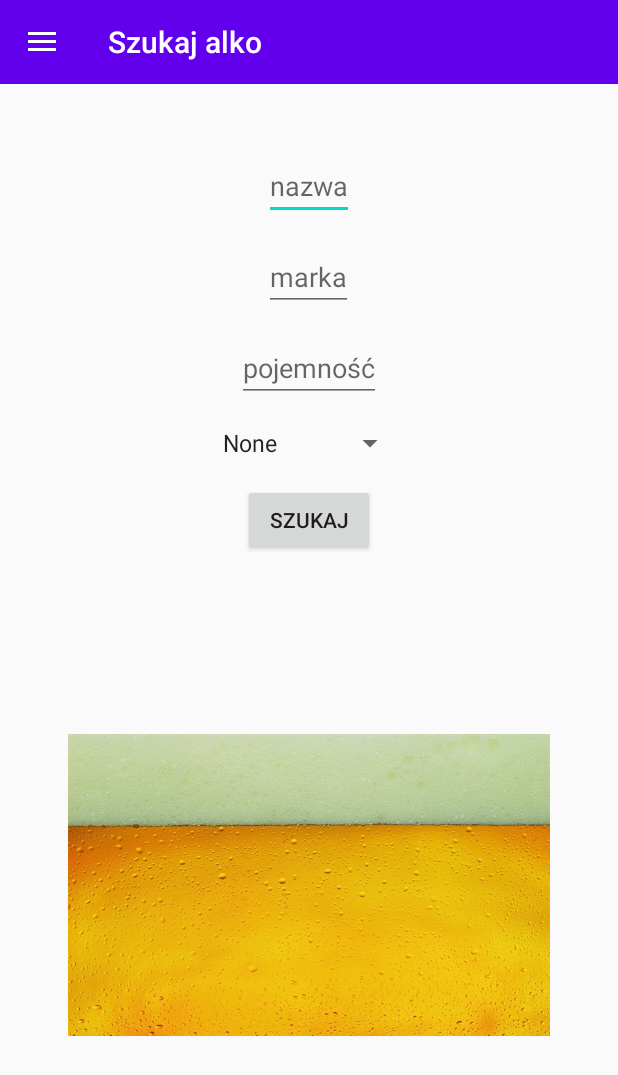
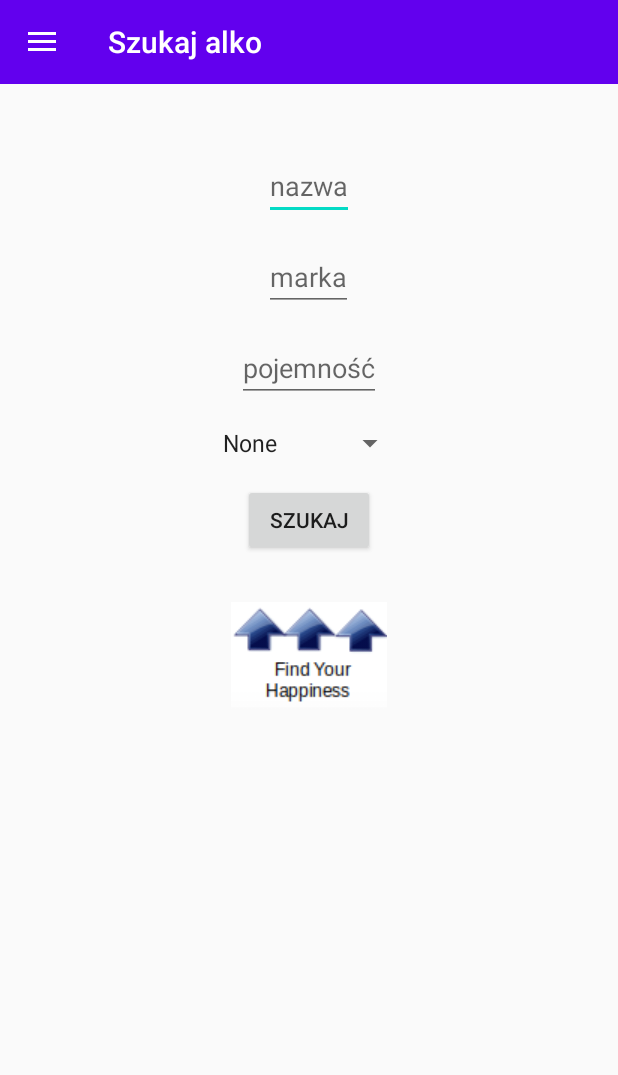
Before and after one commit to xkondix/AlcoPart, an Android app: the screen it shows after launch (MainActivity), in the side drawer, after a tap on "Wyszukaj piwo", on a phone screen of 412 x 824 dp. Shown: the top 1075 px of the screen. Run offline under Robolectric (Android 15) with nearby library versions, the phone set to English and light mode, and no system bars.

Commit message:
Search 3.0

```diff
--- a/app/src/main/res/layout/fragment_search.xml
+++ b/app/src/main/res/layout/fragment_search.xml
@@ -1,6 +1,5 @@
 <?xml version="1.0" encoding="utf-8"?>
-<LinearLayout
-    xmlns:android="http://schemas.android.com/apk/res/android"
+<LinearLayout xmlns:android="http://schemas.android.com/apk/res/android"
     xmlns:tools="http://schemas.android.com/tools"
     android:layout_width="match_parent"
     android:layout_height="match_parent"
@@ -55,7 +54,7 @@
         android:layout_width="wrap_content"
         android:layout_height="wrap_content"
         android:layout_margin="15dp"
-        android:src="@drawable/beers"
+        android:src="@drawable/h"
         ></ImageView>
 
 </LinearLayout>
```
Also changed, not shown: app/src/main/res/drawable-v24/happy.jpg (deleted), app/src/main/res/drawable/h.png (added).
